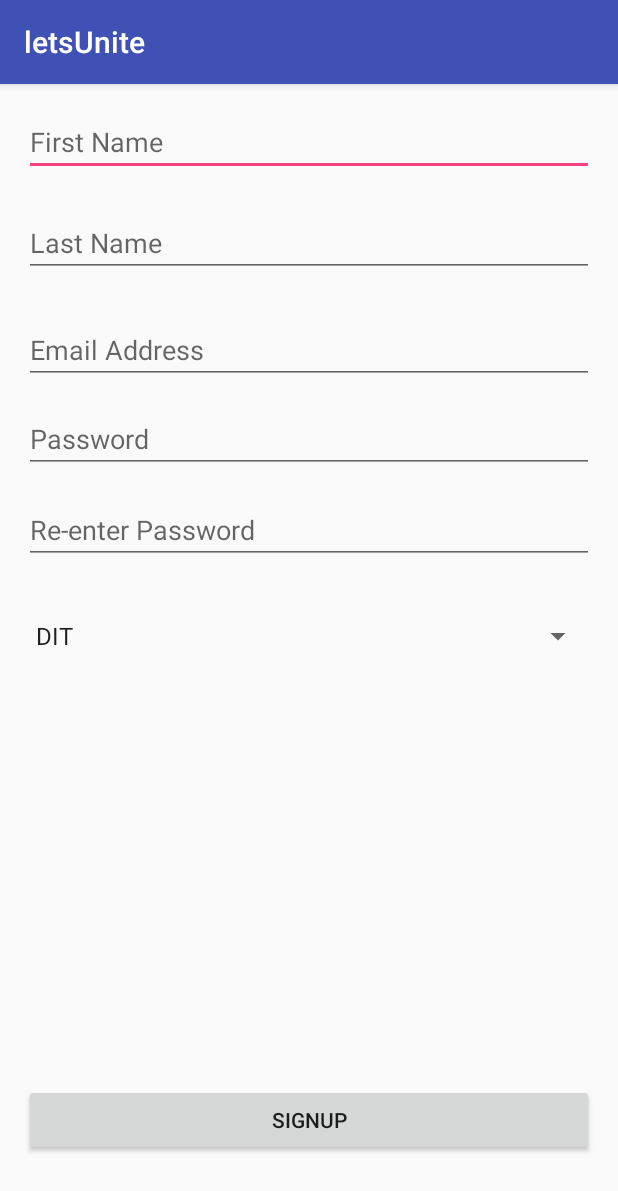
After one commit to aosk/FinalProject, an Android app: the SignupActivity screen opened directly, with no data from a screen before it, on a phone screen of 412 x 824 dp. The commit adds this screen. Shown: the top 1191 px of the screen. Run offline under Robolectric (Android 15) with nearby library versions, the phone set to English and light mode, and no system bars.

Commit message:
26th Feb
updates

```diff
--- a/Android/V2/letsUnite/app/src/main/AndroidManifest.xml
+++ b/Android/V2/letsUnite/app/src/main/AndroidManifest.xml
@@ -9,8 +9,6 @@
     <uses-permission android:name="android.permission.ACCESS_FINE_LOCATION" />
     <uses-permission android:name="android.permission.ACCESS_COARSE_LOCATION" />
     <uses-permission android:name="android.permission.INTERNET" />
-
-
 
     <application
         android:allowBackup="true"
@@ -53,7 +51,8 @@
             android:label="@string/title_activity_maps" />
         <activity android:name=".Location_Activity" />
         <activity android:name=".GetActivity" />
-        <activity android:name=".database"></activity>
+        <activity android:name=".database" />
+        <activity android:name=".SignupActivity"></activity>
     </application>
 
 </manifest>
--- /dev/null
+++ b/Android/V2/letsUnite/app/src/main/java/com/example/abdulrahmanalshaghdali/letsunite/SignupActivity.java
@@ -0,0 +1,129 @@
+package com.example.abdulrahmanalshaghdali.letsunite;
+
+import android.support.v7.app.AppCompatActivity;
+import android.os.Bundle;
+import android.view.View;
+import android.widget.ArrayAdapter;
+import android.widget.Button;
+import android.widget.EditText;
+import android.widget.Spinner;
+import android.widget.Toast;
+
+import org.json.JSONException;
+import org.json.JSONObject;
+
+import java.lang.reflect.Array;
+
+public class SignupActivity extends AppCompatActivity {
+
+
+    Spinner s ;
+
+    EditText firstName ;
+    EditText lastName ;
+    EditText emailAddress;
+    EditText password;
+    EditText password2;
+
+    Spinner groupType;
+
+    Button signup ;
+    String array[] = {"DIT", "UCD", "DCU" , "FUCK"};
+
+    @Override
+    protected void onCreate(Bundle savedInstanceState) {
+        super.onCreate(savedInstanceState);
+        setContentView(R.layout.activity_signup);
+
+        s = (Spinner) findViewById(R.id.groupType);
+        ArrayAdapter<String> adapter = new ArrayAdapter<String>(this,
+                android.R.layout.simple_spinner_item, array);
+        s.setAdapter(adapter);
+
+
+        firstName = (EditText)findViewById(R.id.firstName);
+        lastName = (EditText) findViewById(R.id.lastName);
+        emailAddress = (EditText) findViewById(R.id.email);
+
+        password = (EditText) findViewById(R.id.password);
+        password2 = (EditText) findViewById(R.id.passwordCheck);
+
+        groupType = (Spinner) findViewById(R.id.groupType);
+
+        signup = (Button) findViewById(R.id.signUp);
+
+        signup.setOnClickListener(new View.OnClickListener() {
+            @Override
+            public void onClick(View view) {
+
+                String nameChecker = firstName.getText().toString();
+                String lastChecker = lastName.getText().toString();
+                String emailChecker = emailAddress.getText().toString();
+                String passwordChecker = password.getText().toString();
+                String password2hecker = password2.getText().toString();
+
+
+
+
+                if(nameChecker.equals("") || lastChecker.equals("") || emailChecker.equals("") || passwordChecker.equals("") || password2hecker.equals("") ||
+                        !passwordChecker.equals(password2hecker)) {
+
+                    if(nameChecker.equals("")){
+
+                        Toast.makeText(SignupActivity.this, "Enter First Name, Field is Empty",
+                                Toast.LENGTH_LONG).show();
+
+                    }else if(lastChecker.equals("")){
+
+                        Toast.makeText(SignupActivity.this, "Enter Last Name, Field is Empty",
+                                Toast.LENGTH_LONG).show();
+
+                    }else if(emailChecker.equals("")){
+
+                        Toast.makeText(SignupActivity.this, "Enter Email Address, Field is Empty",
+                                Toast.LENGTH_LONG).show();
+
+                    }else if(passwordChecker.equals("")){
+
+                        Toast.makeText(SignupActivity.this, "Enter passwords, Field is Empty",
+                                Toast.LENGTH_LONG).show();
+
+                    }else if(password2hecker.equals("")){
+
+                        Toast.makeText(SignupActivity.this, "Re-Enter passwords",
+                                Toast.LENGTH_LONG).show();
+                    }else{
+
+                        Toast.makeText(SignupActivity.this, "Nope!! Passwords don't Match !!",
+                                Toast.LENGTH_LONG).show();
+
+                    }
+
+
+                }else{
+
+                    try {
+                        JSONObject postData = new JSONObject();
+                        postData.put("firstname", nameChecker);
+                        postData.put("lastname", lastChecker);
+                        postData.put("email", emailChecker);
+                        postData.put("password", passwordChecker);
+
+                        String str = postData.toString();
+
+                        BackgroundTasks asyncLoad = new BackgroundTasks();
+                        asyncLoad.execute("signup/", str);
+
+                    } catch(JSONException e){
+                        e.printStackTrace();
+                    }
+
+                }
+
+            }
+
+        });
+
+
+    }
+}
--- /dev/null
+++ b/Android/V2/letsUnite/app/src/main/res/layout/activity_signup.xml
@@ -0,0 +1,109 @@
+<?xml version="1.0" encoding="utf-8"?>
+<RelativeLayout xmlns:android="http://schemas.android.com/apk/res/android"
+    xmlns:tools="http://schemas.android.com/tools"
+    android:id="@+id/activity_signup"
+    android:layout_width="match_parent"
+    android:layout_height="match_parent"
+    android:paddingBottom="@dimen/activity_vertical_margin"
+    android:paddingLeft="@dimen/activity_horizontal_margin"
+    android:paddingRight="@dimen/activity_horizontal_margin"
+    android:paddingTop="@dimen/activity_vertical_margin"
+    tools:context="com.example.abdulrahmanalshaghdali.letsunite.SignupActivity">
+
+
+    <EditText
+        android:layout_width="wrap_content"
+        android:layout_height="wrap_content"
+        android:inputType="textPersonName"
+        android:ems="10"
+        android:id="@+id/firstName"
+        android:layout_alignParentTop="true"
+        android:layout_alignParentLeft="true"
+        android:layout_alignParentStart="true"
+        android:layout_alignParentRight="true"
+        android:layout_alignParentEnd="true"
+        android:hint="First Name" />
+
+    <EditText
+        android:layout_width="wrap_content"
+        android:layout_height="wrap_content"
+        android:inputType="textPersonName"
+        android:ems="10"
+        android:id="@+id/lastName"
+        android:layout_marginTop="22dp"
+        android:hint="Last Name"
+        android:layout_below="@+id/firstName"
+        android:layout_alignParentLeft="true"
+        android:layout_alignParentStart="true"
+        android:layout_alignParentRight="true"
+        android:layout_alignParentEnd="true" />
+
+    <EditText
+        android:layout_width="wrap_content"
+        android:layout_height="wrap_content"
+        android:inputType="textEmailAddress"
+        android:ems="10"
+        android:layout_marginTop="26dp"
+        android:id="@+id/email"
+        android:layout_below="@+id/lastName"
+        android:layout_alignParentLeft="true"
+        android:layout_alignParentStart="true"
+        android:layout_alignParentRight="true"
+        android:layout_alignParentEnd="true"
+        android:hint="Email Address" />
+
+    <EditText
+        android:layout_width="wrap_content"
+        android:layout_height="wrap_content"
+        android:inputType="textPassword"
+        android:ems="10"
+        android:id="@+id/password"
+        android:hint="Password"
+        android:layout_below="@+id/email"
+        android:layout_alignParentLeft="true"
+        android:layout_alignParentStart="true"
+        android:layout_marginTop="14dp"
+        android:layout_alignParentRight="true"
+        android:layout_alignParentEnd="true" />
+
+
+
+
+    <EditText
+        android:layout_width="wrap_content"
+        android:layout_height="wrap_content"
+        android:inputType="textPassword"
+        android:ems="10"
+        android:id="@+id/passwordCheck"
+        android:hint="Re-enter Password"
+        android:layout_marginTop="15dp"
+        android:layout_below="@+id/password"
+        android:layout_alignParentLeft="true"
+        android:layout_alignParentStart="true"
+        android:layout_alignParentRight="true"
+        android:layout_alignParentEnd="true" />
+
+    <Spinner
+        android:layout_width="match_parent"
+        android:layout_height="40dp"
+        android:id="@+id/groupType"
+        android:layout_below="@+id/passwordCheck"
+        android:layout_alignParentLeft="true"
+        android:layout_alignParentStart="true"
+        android:layout_marginTop="28dp"
+        android:hint="Group Type"/>
+
+    <Button
+        android:text="SignUp"
+        android:layout_width="wrap_content"
+        android:layout_height="wrap_content"
+        android:layout_marginBottom="37dp"
+        android:id="@+id/signUp"
+        android:layout_alignParentBottom="true"
+        android:layout_alignParentLeft="true"
+        android:layout_alignParentStart="true"
+        android:layout_alignParentRight="true"
+        android:layout_alignParentEnd="true" />
+
+
+</RelativeLayout>
--- a/Android/V2/letsUnite/app/src/main/res/values/strings.xml
+++ b/Android/V2/letsUnite/app/src/main/res/values/strings.xml
@@ -15,4 +15,5 @@
         completions."
     </string>
     <string name="title_activity_maps">Map</string>
+    <string name="title_activity_sing_up">Signup</string>
 </resources>
```
Also changed, not shown: Android/V2/letsUnite/app/build.gradle (+10 -0 lines), Android/V2/letsUnite/app/src/main/java/com/example/abdulrahmanalshaghdali/letsunite/BackgroundTasks.java (added, +93 -0 lines), Android/V2/letsUnite/app/src/main/java/com/example/abdulrahmanalshaghdali/letsunite/LoginActivity.java (+57 -100 lines), Android/V2/letsUnite/app/src/main/java/com/example/abdulrahmanalshaghdali/letsunite/MapsActivity.java (+28 -10 lines), 10 other files.
